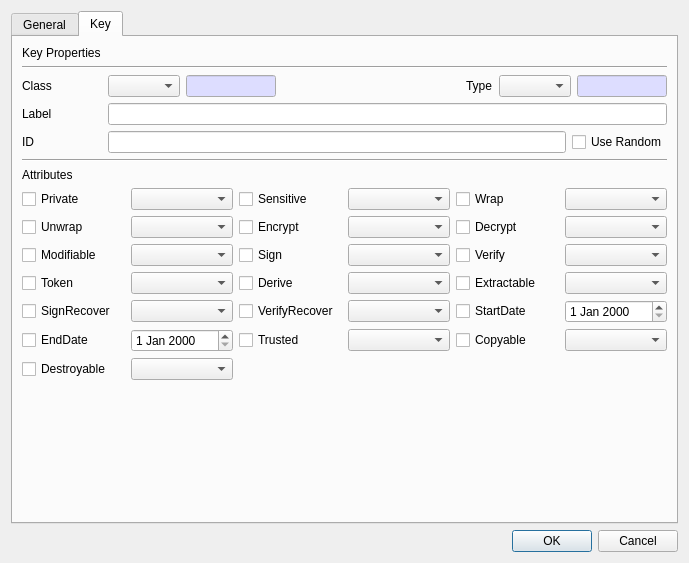
Old version of the form CryptokiMan/unwrap_key_dlg.ui in the repository jykim74/CryptokiMan.
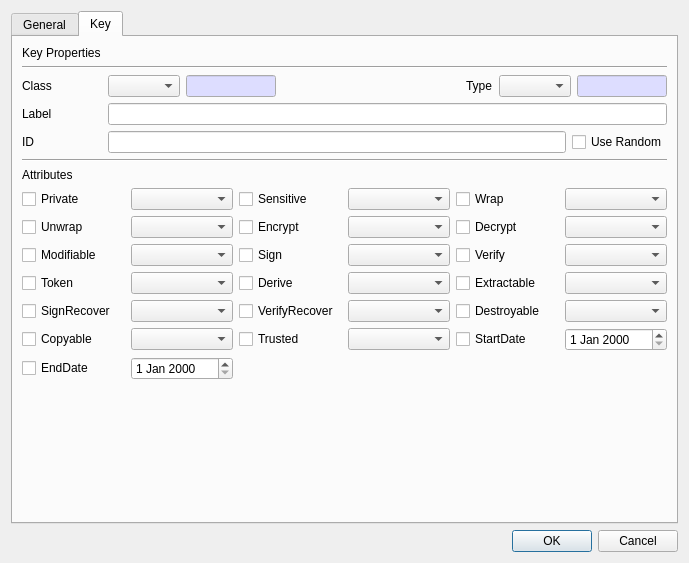
New version of the form. The open tabs and pages were chosen to show the change.

```diff
--- a/CryptokiMan/unwrap_key_dlg.ui
+++ b/CryptokiMan/unwrap_key_dlg.ui
@@ -1001,9 +1001,6 @@
            </property>
           </widget>
          </item>
-         <item row="4" column="5">
-          <widget class="QDateEdit" name="mStartDateEdit"/>
-         </item>
          <item row="3" column="4">
           <widget class="QCheckBox" name="mExtractableCheck">
            <property name="text">
@@ -1082,22 +1079,12 @@
          <item row="5" column="3">
           <widget class="QComboBox" name="mTrustedCombo"/>
          </item>
-         <item row="4" column="4">
-          <widget class="QCheckBox" name="mStartDateCheck">
-           <property name="text">
-            <string>StartDate</string>
-           </property>
-          </widget>
-         </item>
          <item row="1" column="3">
           <widget class="QComboBox" name="mEncryptCombo"/>
          </item>
          <item row="2" column="3">
           <widget class="QComboBox" name="mSignCombo"/>
          </item>
-         <item row="5" column="1">
-          <widget class="QDateEdit" name="mEndDateEdit"/>
-         </item>
          <item row="1" column="2">
           <widget class="QCheckBox" name="mEncryptCheck">
            <property name="text">
@@ -1118,32 +1105,45 @@
            </property>
           </widget>
          </item>
-         <item row="5" column="0">
-          <widget class="QCheckBox" name="mEndDateCheck">
-           <property name="text">
-            <string>EndDate</string>
-           </property>
-          </widget>
-         </item>
-         <item row="6" column="0">
+         <item row="4" column="4">
           <widget class="QCheckBox" name="mDestroyableCheck">
            <property name="text">
             <string>Destroyable</string>
            </property>
           </widget>
          </item>
-         <item row="5" column="4">
+         <item row="4" column="5">
+          <widget class="QComboBox" name="mDestroyableCombo"/>
+         </item>
+         <item row="6" column="0">
+          <widget class="QCheckBox" name="mEndDateCheck">
+           <property name="text">
+            <string>EndDate</string>
+           </property>
+          </widget>
+         </item>
+         <item row="6" column="1">
+          <widget class="QDateEdit" name="mEndDateEdit"/>
+         </item>
+         <item row="5" column="0">
           <widget class="QCheckBox" name="mCopyableCheck">
            <property name="text">
             <string>Copyable</string>
            </property>
           </widget>
          </item>
-         <item row="5" column="5">
+         <item row="5" column="1">
           <widget class="QComboBox" name="mCopyableCombo"/>
          </item>
-         <item row="6" column="1">
-          <widget class="QComboBox" name="mDestroyableCombo"/>
+         <item row="5" column="4">
+          <widget class="QCheckBox" name="mStartDateCheck">
+           <property name="text">
+            <string>StartDate</string>
+           </property>
+          </widget>
+         </item>
+         <item row="5" column="5">
+          <widget class="QDateEdit" name="mStartDateEdit"/>
          </item>
         </layout>
        </item>
```
Left out of the diff: 10 changed lines with no effect on the pictures.
